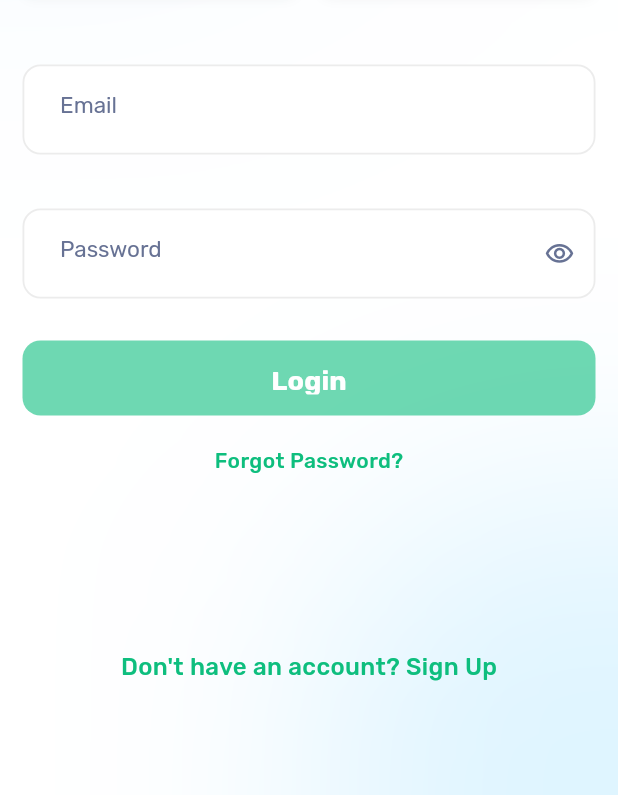
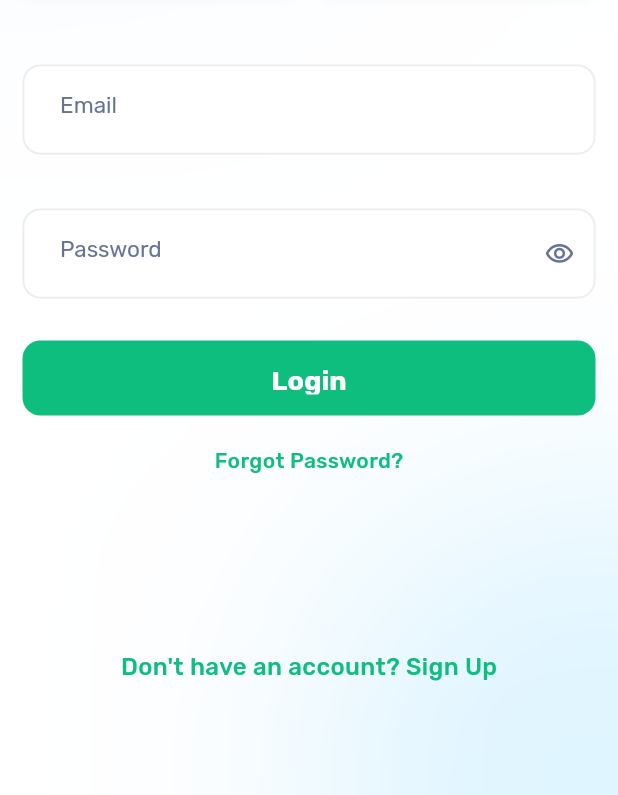
Before and after one commit to desh009/doctor_app, a Flutter app: the LoginScreenView widget shown alone on an empty page, opened directly, on a phone screen of 412 x 824 dp, the part 441-1236 px from its top. Run offline on Flutter 3.47's test engine with Material 3 defaults, Android fonts, the phone set to English and light mode, and no system bars; our stand-ins replace firebase_core, get, logger, pull_to_refresh, shared_preferences; accounts and stored records are empty; generated files the repository leaves out were written again.

Commit message:
firbase fcm

```diff
--- a/lib/app/core/All_screen/Splash_Screen/Intro_screen/intro_screen_1/view/intro_screen_view.dart
+++ b/lib/app/core/All_screen/Splash_Screen/Intro_screen/intro_screen_1/view/intro_screen_view.dart
@@ -118,7 +118,7 @@ class OnboardingView extends StatelessWidget {
 
                     // ২. নেভিগেশন
                     Get.to(
-                      () => const IntroScreen3View(),
+                      () => const Intro2View(),
                       transition: Transition.rightToLeft,
                       duration: const Duration(milliseconds: 400),
                       curve: Curves.easeInOut,
--- a/lib/app/core/All_screen/Splash_Screen/Intro_screen/intro_screen_3./view/intro_screen_3_view.dart
+++ b/lib/app/core/All_screen/Splash_Screen/Intro_screen/intro_screen_3./view/intro_screen_3_view.dart
@@ -92,7 +92,7 @@ class IntroScreen3View extends StatelessWidget {
 
                     // ২. নেভিগেশন (Get.off ব্যবহার করা ভালো যাতে ব্যাক করলে এখানে না আসে)
                     Get.off(
-                      () => const LoginScreenView(),
+                      () =>  LoginScreenView(),
                       transition: Transition.rightToLeft,
                       duration: const Duration(milliseconds: 400),
                       curve: Curves.easeInOut,
@@ -106,7 +106,7 @@ class IntroScreen3View extends StatelessWidget {
             TextButton(
               onPressed: () {
                 ShareHelper.isIntroCompleted = true;
-                Get.off(() => const LoginScreenView());
+                Get.off(() =>  LoginScreenView());
               },
               child: const Text(
                 "Skip",
--- a/lib/app/core/routes/app_pages.dart
+++ b/lib/app/core/routes/app_pages.dart
@@ -8,6 +8,7 @@ import 'package:group_app/app/core/All_screen/Splash_Screen/Intro_screen/intro_s
 import 'package:group_app/app/core/All_screen/Splash_Screen/Intro_screen/intro_screen_3./view/intro_screen_3_view.dart';
 import 'package:group_app/app/core/All_screen/Splash_Screen/binder/splash_binder.dart';
 import 'package:group_app/app/core/All_screen/Splash_Screen/view/splash_view.dart';
+import 'package:group_app/app/core/All_screen/widgets/Sceens/Home_screen/view/home_screen_view.dart';
 import 'package:group_app/config/screens/Login_disLoged_file_screen/Login_screen/binder/login_binder.dart';
 import 'package:group_app/config/screens/Login_disLoged_file_screen/Login_screen/view/Login_view.dart';
 import 'package:group_app/config/screens/Login_disLoged_file_screen/Sign_up_Screen/sign_up_screen_binder.dart';
@@ -70,11 +71,11 @@ class AppPages {
     //   page: () => MainLayoutView(),
     //   binding: MainLayoutBinding(),
     // ),
-    // GetPage(
-    //   name: _Paths.NOTIFICATION,
-    //   page: () => const NotificationView(),
-    //   binding: NotificationBinding(),
-    // ),
+    GetPage(
+      name: _Paths.HOME,
+      page: () => const DoctorHomepage(),
+      // binding: NotificationBinding(),
+    ),
     // GetPage(
     //   name: _Paths.HISTORY,
     //   page: () => const HistoryView(),
--- a/lib/app/core/theme/app_colors.dart
+++ b/lib/app/core/theme/app_colors.dart
@@ -3,6 +3,7 @@ import 'package:flutter/material.dart';
 class AppColors{
 static const Color primaryColor = Color(0xFF0EBE7E);
 static const Color myColor = Color(0xFF677294);
+  static const Color lightGrey = Color(0xFFF5F5F5);
 
   static const Color skyBlue = Color(0xFF61CEFF);
   static const Color black = Color(0xFF000000);
--- a/lib/config/Floating_label_text_field/view/floating_label_text_view.dart
+++ b/lib/config/Floating_label_text_field/view/floating_label_text_view.dart
@@ -6,6 +6,7 @@ class SmoothAnimatedTextField extends StatefulWidget {
   final String label;
   final bool isPassword;
   final String? Function(String?)? validator;
+
   final TextInputAction textInputAction;
   final Function(String)? onFieldSubmitted;
   final TextInputType? keyboardType; // ✅ নতুন লাইন যোগ করুন
--- a/lib/config/screens/Login_disLoged_file_screen/Login_screen/view/Login_view.dart
+++ b/lib/config/screens/Login_disLoged_file_screen/Login_screen/view/Login_view.dart
@@ -1,16 +1,15 @@
 import 'package:flutter/material.dart';
 import 'package:get/get.dart';
+import 'package:group_app/app/core/All_screen/widgets/Sceens/Home_screen/view/home_screen_view.dart';
 import 'package:group_app/app/core/theme/app_colors.dart';
 import 'package:group_app/app/core/widgets/custome_button.dart';
 import 'package:group_app/app/reusable_content/sheed/sheed.dart';
 import 'package:group_app/config/Floating_label_text_field/view/floating_label_text_view.dart';
 import 'package:group_app/config/screens/Login_disLoged_file_screen/Login_screen/controller/Login_controller.dart';
 
-class LoginScreenView extends GetView<LoginController> {
-  const LoginScreenView({super.key});
-
-  @override
-  LoginController get controller => Get.put(LoginController());
+class LoginScreenView extends StatelessWidget {
+  LoginScreenView({super.key});
+  final LoginController controller = Get.put(LoginController());
 
   @override
   Widget build(BuildContext context) {
@@ -24,7 +23,6 @@ class LoginScreenView extends GetView<LoginController> {
               crossAxisAlignment: CrossAxisAlignment.start,
               children: [
                 const SizedBox(height: 100),
-
                 const Padding(
                   padding: EdgeInsets.only(left: 12),
                   child: Text(
@@ -37,9 +35,7 @@ class LoginScreenView extends GetView<LoginController> {
                     ),
                   ),
                 ),
-
                 const SizedBox(height: 15),
-
                 const Text(
                   '         Sign in to continue your learning journey\n                  and explore new opportunities',
                   style: TextStyle(
@@ -50,10 +46,8 @@ class LoginScreenView extends GetView<LoginController> {
                     height: 1.6,
                   ),
                 ),
-
                 const SizedBox(height: 40),
 
-                // --- Social Login Buttons (Same as before) ---
                 Row(
                   children: [
                     _buildSocialButton(
@@ -73,7 +67,7 @@ class LoginScreenView extends GetView<LoginController> {
 
                 const SizedBox(height: 40),
 
-                // ১. Email Field (Obx রিমুভ করা হয়েছে কারণ controller.obs না হলে এরর দিবে)
+                // ✅ Email Field (সরাসরি)
                 SmoothAnimatedTextField(
                   controller: controller.emailController,
                   label: 'Email',
@@ -83,9 +77,10 @@ class LoginScreenView extends GetView<LoginController> {
 
                 const SizedBox(height: 20),
 
-                // ২. Password Field (Obx শুধুমাত্র পাসওয়ার্ড শো/হাইডের জন্য রাখা হয়েছে)
-                Obx(
-                  () => SmoothAnimatedTextField(
+                // ✅ Password Field (StatefulBuilder ব্যবহার)
+                StatefulBuilder(
+                  builder: (context, setState) {
+                    return SmoothAnimatedTextField(
                       controller: controller.passwordController,
                       label: 'Password',
                       isPassword: !controller.isPasswordVisible.value,
@@ -97,34 +92,45 @@ class LoginScreenView extends GetView<LoginController> {
                               ? Icons.visibility
                               : Icons.visibility_off,
                         ),
-                      onPressed: controller.togglePasswordVisibility,
+                        onPressed: () {
+                          controller.togglePasswordVisibility();
+                          setState(() {}); // UI রিফ্রেশ
+                        },
                       ),
-                  ),
+                    );
+                  },
                 ),
 
                 const SizedBox(height: 20),
 
-                // ৪. Login Button (সম্পূর্ণ ফিক্সড)
-                Obx(
-                  () => CustomElevatedButton(
+                // ✅ Login Button (GetBuilder ব্যবহার)
+                GetBuilder<LoginController>(
+                  id: 'login_button', // Optional ID
+                  builder: (controller) {
+                    return CustomElevatedButton(
                       text: 'Login',
-                    onPressed:
-                        (controller.isFormValid.value &&
-                            !controller.isLoading.value)
-                        ? controller.login
-                        : null,
+                      onPressed: controller.isLoading.value
+                          ? null
+                          : () {
+                              Get.to(
+                                () => const DoctorHomepage(),
+                                transition: Transition.rightToLeft,
+                                duration: const Duration(milliseconds: 400),
+                                curve: Curves.easeInOut,
+                              );
+                            },
                       isLoading: controller.isLoading.value,
+                    );
+                  },
                 ),
-                ),
+
                 const SizedBox(height: 20),
 
-                // ৩. Remember Me & Forgot Password
-                Row(
-                  mainAxisAlignment: .center,
-                  children: [
+                // Forgot Password
                 GestureDetector(
-                      onTap: controller.showForgotPasswordBottmSheet,
-                      child: const Text(
+                  onTap: () => controller.showForgotPasswordBottmSheet(context),
+                  child: const Center(
+                    child: Text(
                       'Forgot Password?',
                       style: TextStyle(
                         fontSize: 14,
@@ -134,11 +140,11 @@ class LoginScreenView extends GetView<LoginController> {
                       ),
                     ),
                   ),
-                  ],
                 ),
 
                 const SizedBox(height: 116),
 
+                // Sign Up
                 Center(
                   child: GestureDetector(
                     onTap: controller.navigateToSignUp,
@@ -162,7 +168,6 @@ class LoginScreenView extends GetView<LoginController> {
     );
   }
 
-  // সোশ্যাল বাটনের জন্য একটি ছোট হেল্পার মেথড
   Widget _buildSocialButton(
     String label,
     String? iconPath,
@@ -189,8 +194,8 @@ class LoginScreenView extends GetView<LoginController> {
           child: Row(
             mainAxisAlignment: MainAxisAlignment.center,
             children: [
-              isFacebook
-                  ? Container(
+              if (isFacebook)
+                Container(
                   height: 24,
                   width: 24,
                   decoration: BoxDecoration(
@@ -208,7 +213,8 @@ class LoginScreenView extends GetView<LoginController> {
                     ),
                   ),
                 )
-                  : Image.asset(iconPath!, height: 24, width: 24),
+              else if (iconPath != null)
+                Image.asset(iconPath, height: 24, width: 24),
               const SizedBox(width: 10),
               Text(
                 label,
@@ -225,6 +231,4 @@ class LoginScreenView extends GetView<LoginController> {
       ),
     );
   }
-
-
 }
--- a/pubspec.yaml
+++ b/pubspec.yaml
@@ -25,6 +25,9 @@ dependencies:
   logger: ^2.6.2
   google_fonts: ^7.0.0
   pin_code_fields: ^8.0.1
+  cloud_firestore: ^6.1.2
+  firebase_messaging: ^16.1.1
+  firebase_core: ^4.4.0
 
 dev_dependencies:
   flutter_test:
```
Also changed, not shown: lib/config/screens/Login_disLoged_file_screen/Login_screen/controller/Login_controller.dart (+34 -231 lines), lib/main.dart (+30 -12 lines), pubspec.lock, 6 other files. Lines whose indentation alone changed are shown as unchanged.
